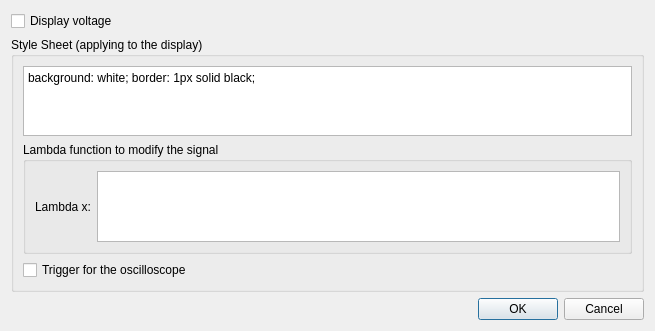
Before: the Qt Designer form blocks/eyeBlocks/templates/transmits.ui in csparkresearch/ExpEYES17-Qt, drawn with Qt 5.
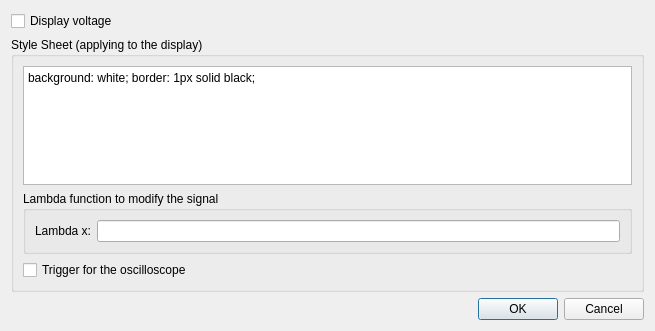
After: the same form once the commit is applied.

Commit message: finalized the transmit components

```diff
--- a/blocks/eyeBlocks/templates/transmits.ui
+++ b/blocks/eyeBlocks/templates/transmits.ui
@@ -61,11 +61,7 @@
           </widget>
          </item>
          <item>
-          <widget class="QPlainTextEdit" name="lambdaEdit">
-           <property name="plainText">
-            <string/>
-           </property>
-          </widget>
+          <widget class="QLineEdit" name="lambdaEdit"/>
          </item>
         </layout>
        </widget>
```
The commit also changes 7 other files.
